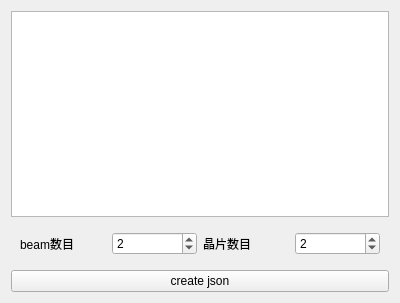
First picture: the form in 4/func4.ui, repository ba-ya/test_own_func, before the edit.
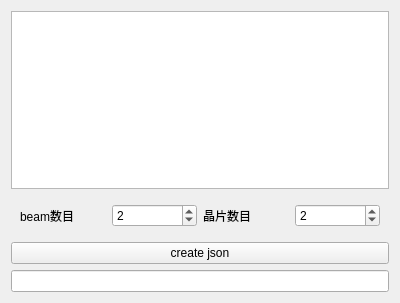
Second picture: the form after the edit.

Commit message: feat: func4 add chose file to load json file to test TofManger

Diff of the .ui file:
```diff
--- a/4/func4.ui
+++ b/4/func4.ui
@@ -64,6 +64,9 @@
      </layout>
     </widget>
    </item>
+   <item row="4" column="0">
+    <widget class="QLineEdit" name="lineEdit_load"/>
+   </item>
   </layout>
  </widget>
  <resources/>
```
The commit also changes 3 other files.
